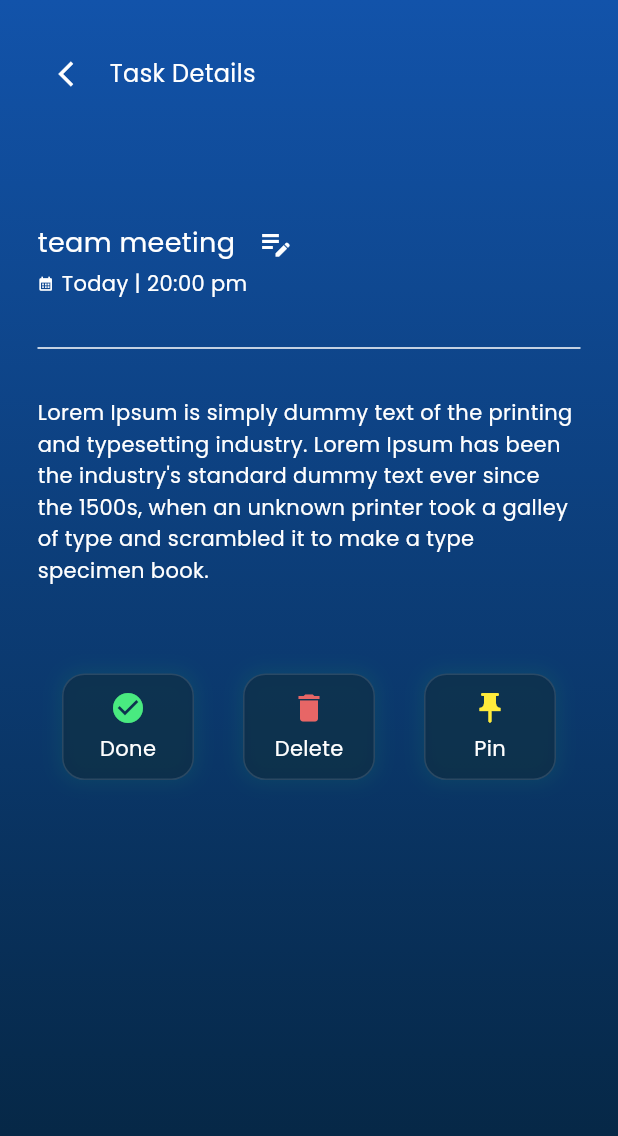
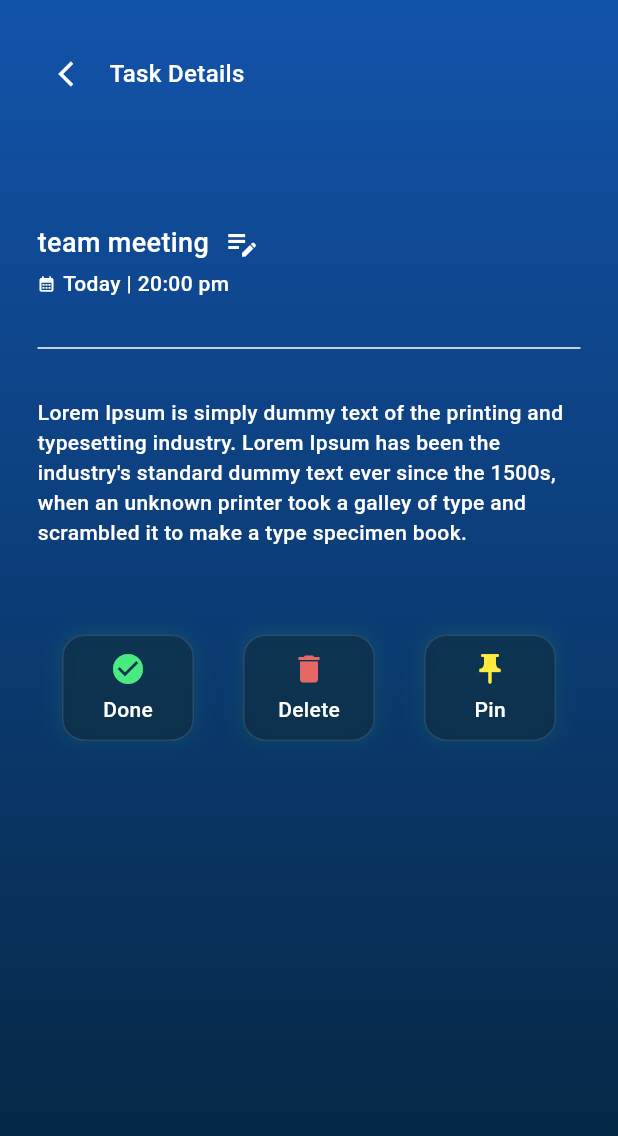
Before and after one commit to NgoKietLac/ToDoApp_Flutter, a Flutter app: the MainScreen screen opened directly, after a tap on "Client meeting", on a phone screen of 412 x 824 dp. Shown: the top 1136 px of the screen. Run offline on Flutter 3.47's test engine with Material 3 defaults, Android fonts, the light colour scheme and no system bars; our stand-ins replace carousel_slider, google_fonts, table_calendar; Roboto replaces fonts that are missing (Popins).

Commit message:
use fontmanager for all page

```diff
--- a/lib/DetailPageScreen/detail_page_screen.dart
+++ b/lib/DetailPageScreen/detail_page_screen.dart
@@ -1,3 +1,4 @@
+import 'package:app_todo_application/resources/app_styles.dart';
 import 'package:flutter/material.dart';
 import 'package:google_fonts/google_fonts.dart';
 
@@ -39,49 +40,30 @@ class _DetailPageScreenState extends State<DetailPageScreen> {
                     ),
                     Text(
                       "Task Details",
-                      style: GoogleFonts.poppins(
-                        fontSize: 16,
-                        fontWeight: FontWeight.w500,
-                        color: Colors.white,
-                      ),
+                      style: AppStyles.bodyStyle.copyWith(fontSize: 16),
                     ),
                   ],
                 ),
                 SizedBox(height: 76),
                 Row(
                   children: [
-                    Text(
-                      "team meeting",
-                      style: GoogleFonts.poppins(
-                        fontSize: 18,
-                        fontWeight: FontWeight.w500,
-                        color: Colors.white,
-                      ),
-                    ),
-                    SizedBox(width: 15),
+                    Text("team meeting", style: AppStyles.bodyStyle),
+                    SizedBox(width: 10),
                     Icon(Icons.edit_note, color: Colors.white),
                   ],
                 ),
                 SizedBox(height: 4),
                 Row(
                   children: [
-                    Icon(Icons.calendar_month, size: 11, color: Colors.white),
+                    Icon(Icons.calendar_month, size: 12, color: Colors.white),
                     SizedBox(width: 5),
                     Text(
                       "Today |",
-                      style: GoogleFonts.poppins(
-                        fontSize: 14,
-                        fontWeight: FontWeight.w300,
-                        color: Colors.white,
-                      ),
+                      style: AppStyles.bodyStyle.copyWith(fontSize: 14),
                     ),
                     Text(
                       " 20:00 pm",
-                      style: GoogleFonts.poppins(
-                        fontSize: 14,
-                        fontWeight: FontWeight.w300,
-                        color: Colors.white,
-                      ),
+                      style: AppStyles.bodyStyle.copyWith(fontSize: 14),
                     ),
                   ],
                 ),
@@ -90,12 +72,7 @@ class _DetailPageScreenState extends State<DetailPageScreen> {
                 SizedBox(height: 25),
                 Text(
                   "Lorem Ipsum is simply dummy text of the printing and typesetting industry. Lorem Ipsum has been the industry's standard dummy text ever since the 1500s, when an unknown printer took a galley of type and scrambled it to make a type specimen book.",
-                  style: GoogleFonts.poppins(
-                    fontSize: 14,
-                    fontWeight: FontWeight.w500,
-                    color: Colors.white,
-                    height: 1.5,
-                  ),
+                  style: AppStyles.bodyStyle.copyWith(fontSize: 14),
                 ),
                 SizedBox(height: 58),
                 // các nút
@@ -127,11 +104,7 @@ class _DetailPageScreenState extends State<DetailPageScreen> {
                           SizedBox(height: 5),
                           Text(
                             "Done",
-                            style: GoogleFonts.poppins(
-                              fontSize: 14,
-                              fontWeight: FontWeight.w500,
-                              color: Colors.white,
-                            ),
+                            style: AppStyles.bodyStyle.copyWith(fontSize: 14),
                           ),
                         ],
                       ),
@@ -161,11 +134,7 @@ class _DetailPageScreenState extends State<DetailPageScreen> {
                           SizedBox(height: 5),
                           Text(
                             "Delete",
-                            style: GoogleFonts.poppins(
-                              fontSize: 14,
-                              fontWeight: FontWeight.w500,
-                              color: Colors.white,
-                            ),
+                            style: AppStyles.bodyStyle.copyWith(fontSize: 14),
                           ),
                         ],
                       ),
@@ -195,11 +164,7 @@ class _DetailPageScreenState extends State<DetailPageScreen> {
                           SizedBox(height: 5),
                           Text(
                             "Pin",
-                            style: GoogleFonts.poppins(
-                              fontSize: 14,
-                              fontWeight: FontWeight.w500,
-                              color: Colors.white,
-                            ),
+                            style: AppStyles.bodyStyle.copyWith(fontSize: 14),
                           ),
                         ],
                       ),
--- a/lib/MainScreen/Incomplete_widget.dart
+++ b/lib/MainScreen/Incomplete_widget.dart
@@ -1,4 +1,5 @@
 import 'package:app_todo_application/DetailPageScreen/detail_page_screen.dart';
+import 'package:app_todo_application/resources/app_styles.dart';
 import 'package:flutter/material.dart';
 import 'package:google_fonts/google_fonts.dart';
 
@@ -40,16 +41,16 @@ class IncompleteWidget extends StatelessWidget {
                     children: [
                       Text(
                         "Client meeting",
-                        style: GoogleFonts.poppins(
+                        style: AppStyles.bodyStyle.copyWith(
                           fontSize: 14,
-                          fontWeight: FontWeight.w500,
+                          color: Colors.black,
                         ),
                       ),
                       Text(
                         "Tomorrow | 10:30pm",
-                        style: GoogleFonts.poppins(
-                          fontSize: 10,
-                          fontWeight: FontWeight.w500,
+                        style: AppStyles.bodyStyle.copyWith(
+                          fontSize: 14,
+                          color: Colors.black,
                         ),
                       ),
                     ],
--- a/lib/MainScreen/complete_widget.dart
+++ b/lib/MainScreen/complete_widget.dart
@@ -1,4 +1,5 @@
 import 'package:app_todo_application/DetailPageScreen/detail_page_screen.dart';
+import 'package:app_todo_application/resources/app_styles.dart';
 import 'package:flutter/material.dart';
 import 'package:google_fonts/google_fonts.dart';
 
@@ -44,16 +45,16 @@ class CompleteWidget extends StatelessWidget {
                         children: [
                           Text(
                             "Client meeting",
-                            style: GoogleFonts.poppins(
+                            style: AppStyles.bodyStyle.copyWith(
                               fontSize: 14,
-                              fontWeight: FontWeight.w500,
+                              color: Colors.black,
                             ),
                           ),
                           Text(
                             "Tomorrow | 10:30pm",
-                            style: GoogleFonts.poppins(
-                              fontSize: 10,
-                              fontWeight: FontWeight.w500,
+                            style: AppStyles.bodyStyle.copyWith(
+                              fontSize: 14,
+                              color: Colors.black,
                             ),
                           ),
                         ],
--- a/lib/MainScreen/main_Screen.dart
+++ b/lib/MainScreen/main_Screen.dart
@@ -4,6 +4,7 @@ import 'package:app_todo_application/MainScreen/avatar_stack.dart';
 import 'package:app_todo_application/MainScreen/complete_widget.dart';
 import 'package:app_todo_application/ManagerTime/manager_time_screen.dart';
 import 'package:app_todo_application/SettingPageScreen/setting_page_Screen.dart';
+import 'package:app_todo_application/resources/app_styles.dart';
 import 'package:carousel_slider/carousel_slider.dart';
 import 'package:flutter/material.dart';
 import 'package:google_fonts/google_fonts.dart';
@@ -47,21 +48,10 @@ class _MainScreenState extends State<MainScreen> {
                         Column(
                           crossAxisAlignment: CrossAxisAlignment.start,
                           children: [
-                            Text(
-                              "oussama chahidi",
-                              style: GoogleFonts.poppins(
-                                fontSize: 18,
-                                fontWeight: FontWeight.w500,
-                                color: Colors.white,
-                              ),
-                            ),
+                            Text("oussama chahidi", style: AppStyles.bodyStyle),
                             Text(
                               "oussamachahidi@gmail.com",
-                              style: GoogleFonts.poppins(
-                                fontSize: 14,
-                                fontWeight: FontWeight.w500,
-                                color: Colors.white.withValues(alpha: 0.5),
-                              ),
+                              style: AppStyles.bodyStyle.copyWith(fontSize: 14),
                             ),
                           ],
                         ),
@@ -79,11 +69,7 @@ class _MainScreenState extends State<MainScreen> {
                   padding: const EdgeInsets.only(left: 0),
                   child: Text(
                     "Group tasks",
-                    style: GoogleFonts.poppins(
-                      fontSize: 16,
-                      fontWeight: FontWeight.w400,
-                      color: Colors.white,
-                    ),
+                    style: AppStyles.bodyStyle.copyWith(fontSize: 14),
                   ),
                 ),
                 CarouselSlider(
@@ -102,16 +88,16 @@ class _MainScreenState extends State<MainScreen> {
                           children: [
                             Text(
                               "Design Meeting",
-                              style: GoogleFonts.poppins(
+                              style: AppStyles.bodyStyle.copyWith(
                                 fontSize: 14,
-                                fontWeight: FontWeight.w500,
+                                color: Colors.black,
                               ),
                             ),
                             Text(
                               "Tomorrow | 10:30pm",
-                              style: GoogleFonts.poppins(
+                              style: AppStyles.bodyStyle.copyWith(
                                 fontSize: 10,
-                                fontWeight: FontWeight.w400,
+                                color: Colors.black,
                               ),
                             ),
                             SizedBox(height: 9),
@@ -134,16 +120,16 @@ class _MainScreenState extends State<MainScreen> {
                           children: [
                             Text(
                               "Projects Meeting",
-                              style: GoogleFonts.poppins(
+                              style: AppStyles.bodyStyle.copyWith(
                                 fontSize: 14,
-                                fontWeight: FontWeight.w500,
+                                color: Colors.black,
                               ),
                             ),
                             Text(
                               "Thursday | 10:30pm",
-                              style: GoogleFonts.poppins(
+                              style: AppStyles.bodyStyle.copyWith(
                                 fontSize: 10,
-                                fontWeight: FontWeight.w400,
+                                color: Colors.black,
                               ),
                             ),
                             SizedBox(height: 9),
@@ -166,22 +152,14 @@ class _MainScreenState extends State<MainScreen> {
                 SizedBox(height: 19),
                 Text(
                   "Incomplete Tasks",
-                  style: GoogleFonts.poppins(
-                    fontSize: 14,
-                    fontWeight: FontWeight.w500,
-                    color: Colors.white,
-                  ),
+                  style: AppStyles.bodyStyle.copyWith(fontSize: 14),
                 ),
                 SizedBox(height: 17),
                 IncompleteWidget(),
                 SizedBox(height: 12),
                 Text(
                   "Completed Tasks",
-                  style: GoogleFonts.poppins(
-                    fontSize: 14,
-                    fontWeight: FontWeight.w500,
-                    color: Colors.white,
-                  ),
+                  style: AppStyles.bodyStyle.copyWith(fontSize: 14),
                 ),
                 SizedBox(height: 16),
                 CompleteWidget(),
--- a/lib/resources/app_styles.dart
+++ b/lib/resources/app_styles.dart
@@ -15,14 +15,14 @@ class AppStyles {
     fontFamily: AppFonts.mainFont,
     fontSize: 20,
     fontWeight: FontWeight.w500,
-    color: Color.fromARGB(255, 0, 0, 0),
+    color: Colors.white,
   );
 
   // Kiểu chữ văn bản thông thường
   static const TextStyle bodyStyle = TextStyle(
     fontFamily: AppFonts.mainFont,
     fontSize: 18,
-    fontWeight: FontWeight.w400,
+    fontWeight: FontWeight.w500,
     color: Colors.white,
   );
 }
--- a/lib/resources/font_manager.dart
+++ b/lib/resources/font_manager.dart
@@ -1,4 +1,4 @@
 class AppFonts {
-  static const String mainFont = 'Poppins';
+  static const String mainFont = 'Popins';
   static const String logoFont = 'Daruma';
 }
--- a/pubspec.yaml
+++ b/pubspec.yaml
@@ -80,7 +80,7 @@ flutter:
     - family: Poppins
       fonts:
         - asset: assets/font/Poppins-Regular.ttf
-          weight: 400
+          weight: 500
         - asset: assets/font/Poppins-Bold.ttf
           weight: 700
     - family: Daruma
```
Also changed, not shown: lib/ListPageScreen/list_page_screen.dart (+9 -8 lines), lib/ManagerTime/manager_time_screen.dart (+3 -6 lines), lib/OnboardingScreen/onboarding_screen.dart (+4 -4 lines), lib/SettingPageScreen/setting_page_Screen.dart (+8 -38 lines), lib/SignInScreen/sign_in_screen.dart (+20 -42 lines), lib/SignUpScreen/sign_up_screen.dart (+37 -7 lines), lib/SplashScreen/splash_screen.dart (+5 -2 lines), lib/verification/verification_screen.dart (+5 -21 lines).
